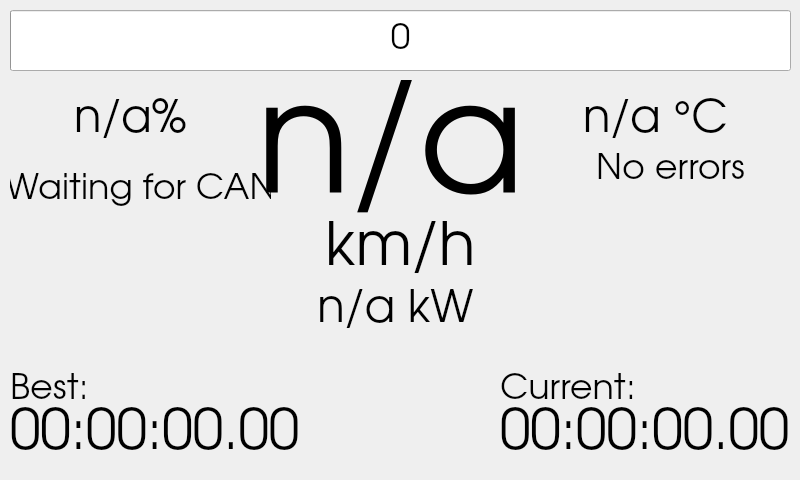
Above: Dash/mainwindow.ui from PUT-Motorsport/PUTM_EV_DASH_SOFTWARE_2022 before the change. Below: the same form after it.
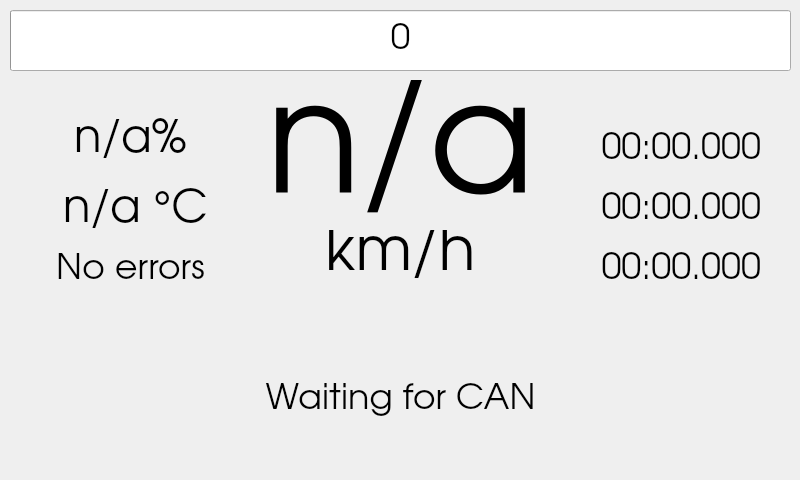
That is the form after the change.

```diff
--- a/Dash/mainwindow.ui
+++ b/Dash/mainwindow.ui
@@ -50,7 +50,7 @@
    <widget class="QLabel" name="speed">
     <property name="geometry">
      <rect>
-      <x>260</x>
+      <x>270</x>
       <y>80</y>
       <width>261</width>
       <height>151</height>
@@ -72,10 +72,10 @@
    <widget class="QLabel" name="units">
     <property name="geometry">
      <rect>
-      <x>290</x>
-      <y>220</y>
-      <width>221</width>
-      <height>61</height>
+      <x>280</x>
+      <y>230</y>
+      <width>241</width>
+      <height>51</height>
      </rect>
     </property>
     <property name="font">
@@ -95,7 +95,7 @@
     <property name="geometry">
      <rect>
       <x>10</x>
-      <y>90</y>
+      <y>110</y>
       <width>241</width>
       <height>61</height>
      </rect>
@@ -116,8 +116,8 @@
    <widget class="QLabel" name="temperature">
     <property name="geometry">
      <rect>
-      <x>520</x>
-      <y>90</y>
+      <x>0</x>
+      <y>180</y>
       <width>271</width>
       <height>61</height>
      </rect>
@@ -135,88 +135,12 @@
      <set>Qt::AlignCenter</set>
     </property>
    </widget>
-   <widget class="QLabel" name="labelCurrent">
-    <property name="geometry">
-     <rect>
-      <x>500</x>
-      <y>370</y>
-      <width>271</width>
-      <height>41</height>
-     </rect>
-    </property>
-    <property name="font">
-     <font>
-      <family>URW Gothic</family>
-      <pointsize>26</pointsize>
-     </font>
-    </property>
-    <property name="text">
-     <string>Current:</string>
-    </property>
-   </widget>
-   <widget class="QLabel" name="currentTime">
-    <property name="geometry">
-     <rect>
-      <x>500</x>
-      <y>400</y>
-      <width>291</width>
-      <height>71</height>
-     </rect>
-    </property>
-    <property name="font">
-     <font>
-      <family>URW Gothic</family>
-      <pointsize>41</pointsize>
-     </font>
-    </property>
-    <property name="text">
-     <string>00:00:00.00</string>
-    </property>
-   </widget>
-   <widget class="QLabel" name="bestTime">
-    <property name="geometry">
-     <rect>
-      <x>10</x>
-      <y>400</y>
-      <width>291</width>
-      <height>71</height>
-     </rect>
-    </property>
-    <property name="font">
-     <font>
-      <family>URW Gothic</family>
-      <pointsize>41</pointsize>
-     </font>
-    </property>
-    <property name="text">
-     <string>00:00:00.00</string>
-    </property>
-   </widget>
-   <widget class="QLabel" name="labelBest">
-    <property name="geometry">
-     <rect>
-      <x>10</x>
-      <y>370</y>
-      <width>271</width>
-      <height>41</height>
-     </rect>
-    </property>
-    <property name="font">
-     <font>
-      <family>URW Gothic</family>
-      <pointsize>26</pointsize>
-     </font>
-    </property>
-    <property name="text">
-     <string>Best:</string>
-    </property>
-   </widget>
    <widget class="QLabel" name="can">
     <property name="geometry">
      <rect>
-      <x>10</x>
-      <y>170</y>
-      <width>261</width>
+      <x>260</x>
+      <y>380</y>
+      <width>281</width>
       <height>41</height>
      </rect>
     </property>
@@ -236,8 +160,8 @@
    <widget class="QLabel" name="errorCounter">
     <property name="geometry">
      <rect>
-      <x>550</x>
-      <y>150</y>
+      <x>10</x>
+      <y>250</y>
       <width>241</width>
       <height>41</height>
      </rect>
@@ -255,28 +179,6 @@
      <set>Qt::AlignCenter</set>
     </property>
    </widget>
-   <widget class="QLabel" name="power">
-    <property name="geometry">
-     <rect>
-      <x>240</x>
-      <y>280</y>
-      <width>311</width>
-      <height>61</height>
-     </rect>
-    </property>
-    <property name="font">
-     <font>
-      <family>URW Gothic</family>
-      <pointsize>34</pointsize>
-     </font>
-    </property>
-    <property name="text">
-     <string>n/a kW</string>
-    </property>
-    <property name="alignment">
-     <set>Qt::AlignCenter</set>
-    </property>
-   </widget>
    <widget class="QLabel" name="error">
     <property name="geometry">
      <rect>
@@ -302,6 +204,72 @@
      <set>Qt::AlignCenter</set>
     </property>
    </widget>
+   <widget class="QLabel" name="sector1">
+    <property name="geometry">
+     <rect>
+      <x>560</x>
+      <y>120</y>
+      <width>201</width>
+      <height>61</height>
+     </rect>
+    </property>
+    <property name="font">
+     <font>
+      <family>URW Gothic</family>
+      <pointsize>27</pointsize>
+     </font>
+    </property>
+    <property name="text">
+     <string>00:00.000</string>
+    </property>
+    <property name="alignment">
+     <set>Qt::AlignRight|Qt::AlignTrailing|Qt::AlignVCenter</set>
+    </property>
+   </widget>
+   <widget class="QLabel" name="sector2">
+    <property name="geometry">
+     <rect>
+      <x>560</x>
+      <y>180</y>
+      <width>201</width>
+      <height>61</height>
+     </rect>
+    </property>
+    <property name="font">
+     <font>
+      <family>URW Gothic</family>
+      <pointsize>27</pointsize>
+     </font>
+    </property>
+    <property name="text">
+     <string>00:00.000</string>
+    </property>
+    <property name="alignment">
+     <set>Qt::AlignRight|Qt::AlignTrailing|Qt::AlignVCenter</set>
+    </property>
+   </widget>
+   <widget class="QLabel" name="sector3">
+    <property name="geometry">
+     <rect>
+      <x>560</x>
+      <y>240</y>
+      <width>201</width>
+      <height>61</height>
+     </rect>
+    </property>
+    <property name="font">
+     <font>
+      <family>URW Gothic</family>
+      <pointsize>27</pointsize>
+     </font>
+    </property>
+    <property name="text">
+     <string>00:00.000</string>
+    </property>
+    <property name="alignment">
+     <set>Qt::AlignRight|Qt::AlignTrailing|Qt::AlignVCenter</set>
+    </property>
+   </widget>
   </widget>
  </widget>
  <resources/>
```
Left out of the diff: 2 changed lines with no effect on the pictures.
